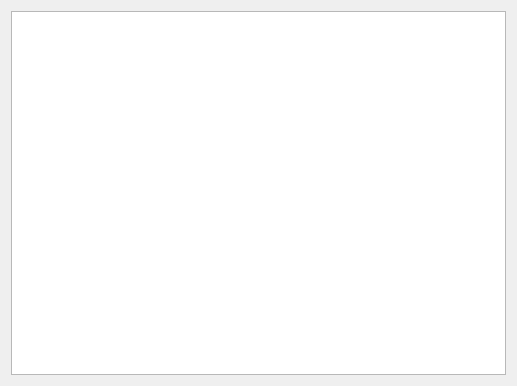
The window that dp_app/include/UIs/CSVDataTab.ui (stejskald/FVE-testing-and-data-processing) describes before a commit, drawn with Qt 5.
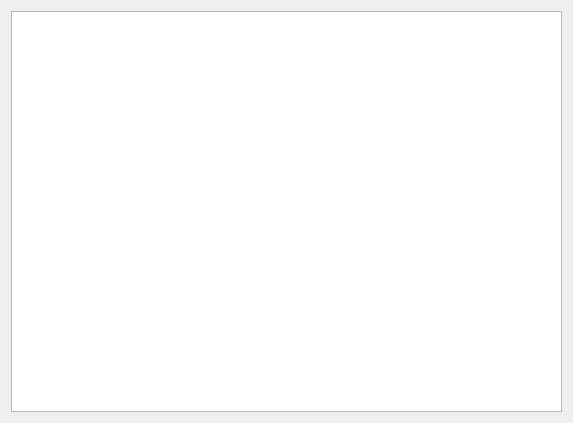
The same window after the commit.

What changed in the file:
```diff
--- a/dp_app/include/UIs/CSVDataTab.ui
+++ b/dp_app/include/UIs/CSVDataTab.ui
@@ -6,14 +6,14 @@
    <rect>
     <x>0</x>
     <y>0</y>
-    <width>517</width>
-    <height>386</height>
+    <width>573</width>
+    <height>423</height>
    </rect>
   </property>
   <property name="windowTitle">
    <string>Form</string>
   </property>
-  <layout class="QHBoxLayout" name="horizontalLayout">
+  <layout class="QVBoxLayout" name="verticalLayout">
    <item>
     <widget class="QTableView" name="tableView">
      <property name="sizePolicy">
@@ -25,6 +25,9 @@
      <property name="focusPolicy">
       <enum>Qt::NoFocus</enum>
      </property>
+     <attribute name="verticalHeaderDefaultSectionSize">
+      <number>24</number>
+     </attribute>
     </widget>
    </item>
   </layout>
```
